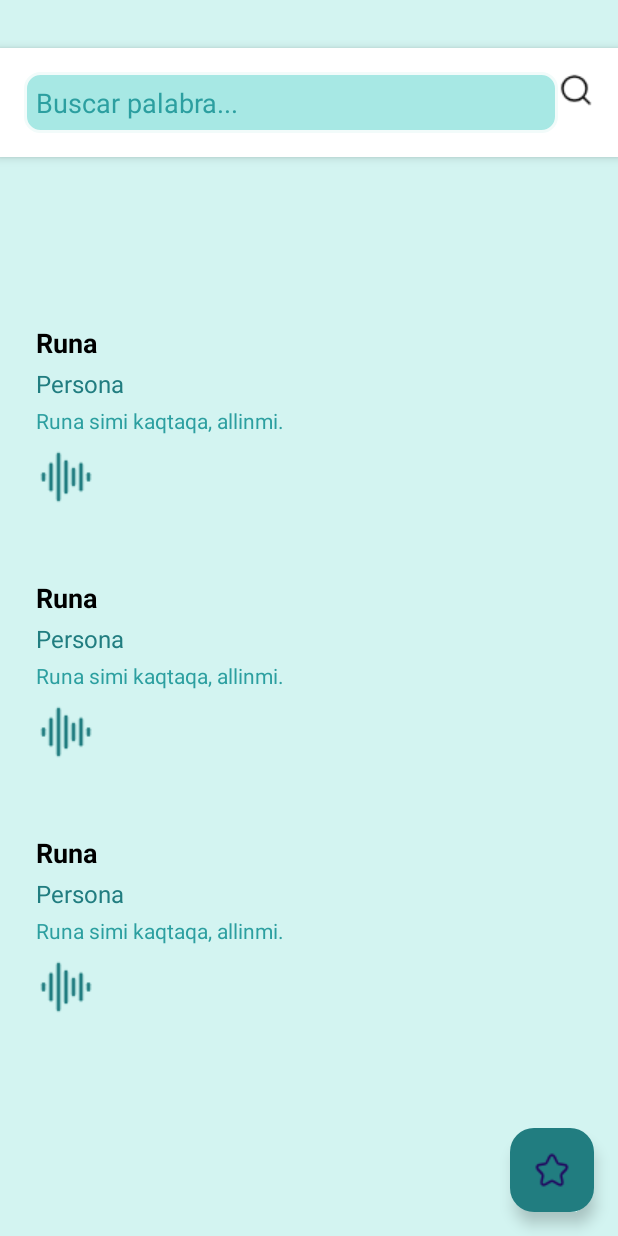
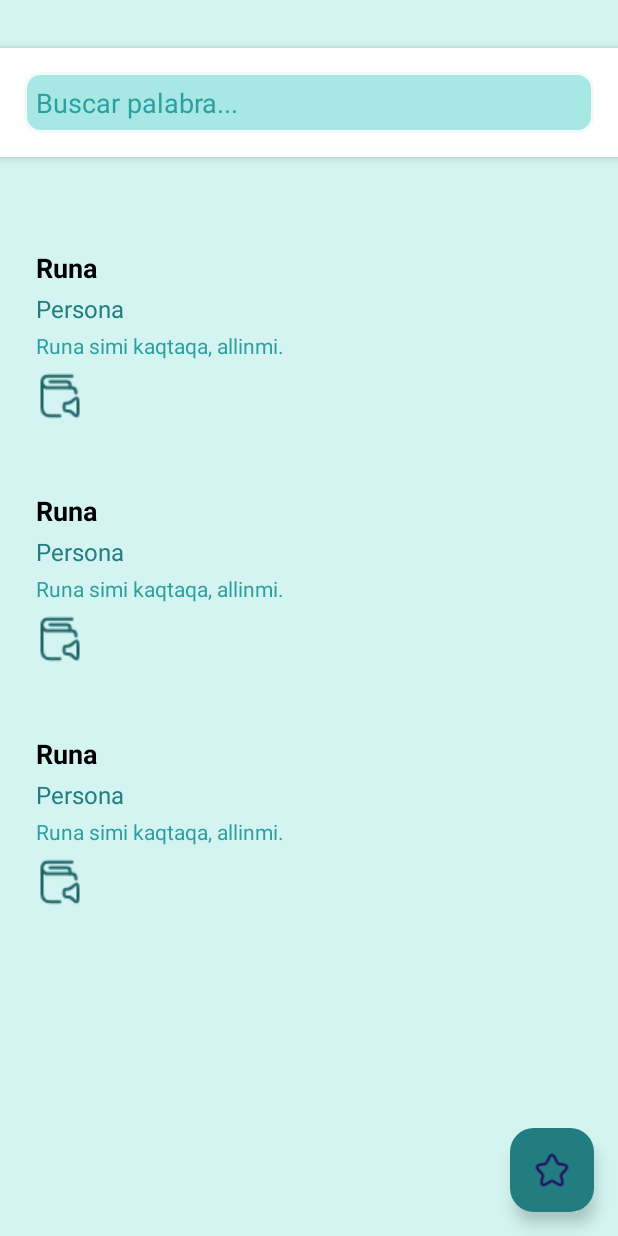
Before and after one commit to LuisKinnDC/Aprende_Quechua, an Android app: the layout fragment_diccionario.xml on its own in the app's theme, with its tools: preview values and no code run, on a phone screen of 412 x 824 dp. Run offline under Robolectric (Android 15) with nearby library versions, the phone set to English and light mode, and no system bars.

Commit message:
modificacion del logica en la parte de DiccionarioFragment

```diff
--- a/app/src/main/res/layout/fragment_diccionario.xml
+++ b/app/src/main/res/layout/fragment_diccionario.xml
@@ -31,13 +31,14 @@
             android:padding="8dp"
             android:textColorHint="@color/color_500" />
 
-        <ImageButton
+       <!-- <ImageButton
             android:id="@+id/btnSearch"
             android:layout_width="wrap_content"
             android:layout_height="wrap_content"
             android:background="?attr/selectableItemBackgroundBorderless"
+            android:layout_marginTop="10dp"
             android:contentDescription="Buscar"
-            android:src="@drawable/ic_search" />
+            android:src="@drawable/ic_search" />-->
     </LinearLayout>
 
     <!--<LinearLayout
@@ -75,7 +76,7 @@
         android:id="@+id/recyclerResults"
         android:layout_width="match_parent"
         android:layout_height="match_parent"
-        android:layout_marginTop="160dp"
+        android:layout_marginTop="110dp"
         android:padding="16dp"
         android:scrollbars="vertical"
         tools:listitem="@layout/item_dictionary_result" />
--- a/app/src/main/res/layout/item_dictionary_result.xml
+++ b/app/src/main/res/layout/item_dictionary_result.xml
@@ -42,7 +42,7 @@
         android:id="@+id/btnAudio"
         android:layout_width="wrap_content"
         android:layout_height="wrap_content"
-        android:src="@drawable/ic_audio"
+        android:src="@drawable/ic_audio_book"
         android:background="?attr/selectableItemBackgroundBorderless"
         android:contentDescription="Escuchar pronunciación"
         android:layout_marginTop="8dp" />
```
Also changed, not shown: app/src/main/java/com/app/aprendequechua/fragments/DiccionarioFragment.kt (+28 -10 lines), app/src/main/res/drawable/ic_audio_book.png (added).
